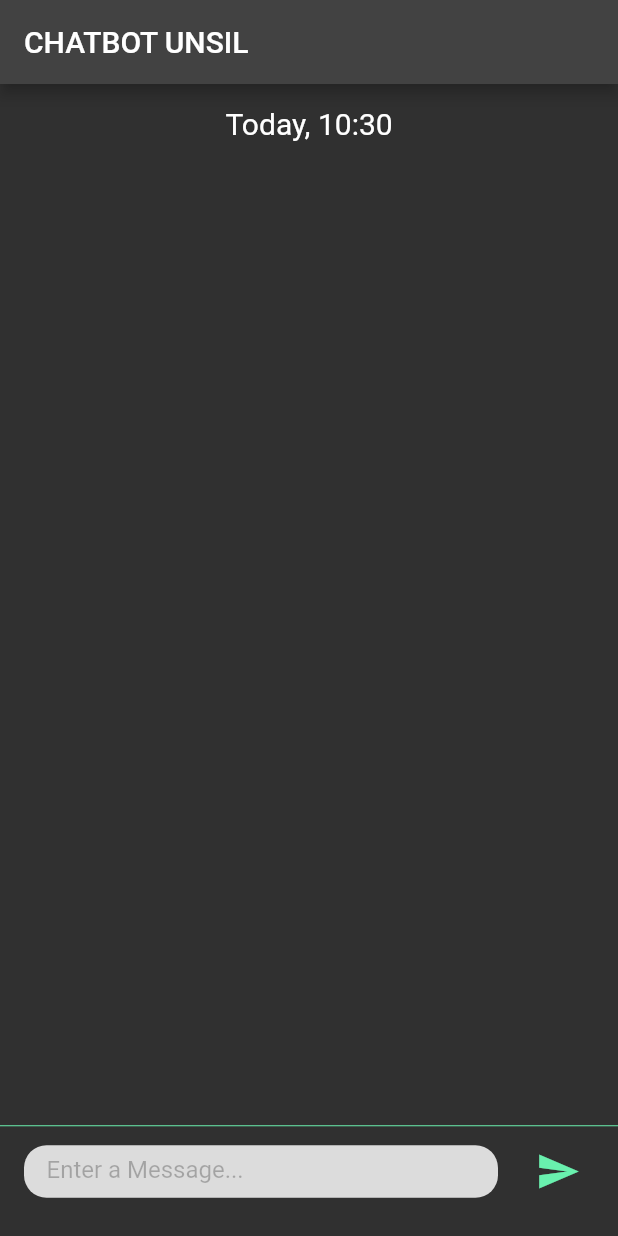
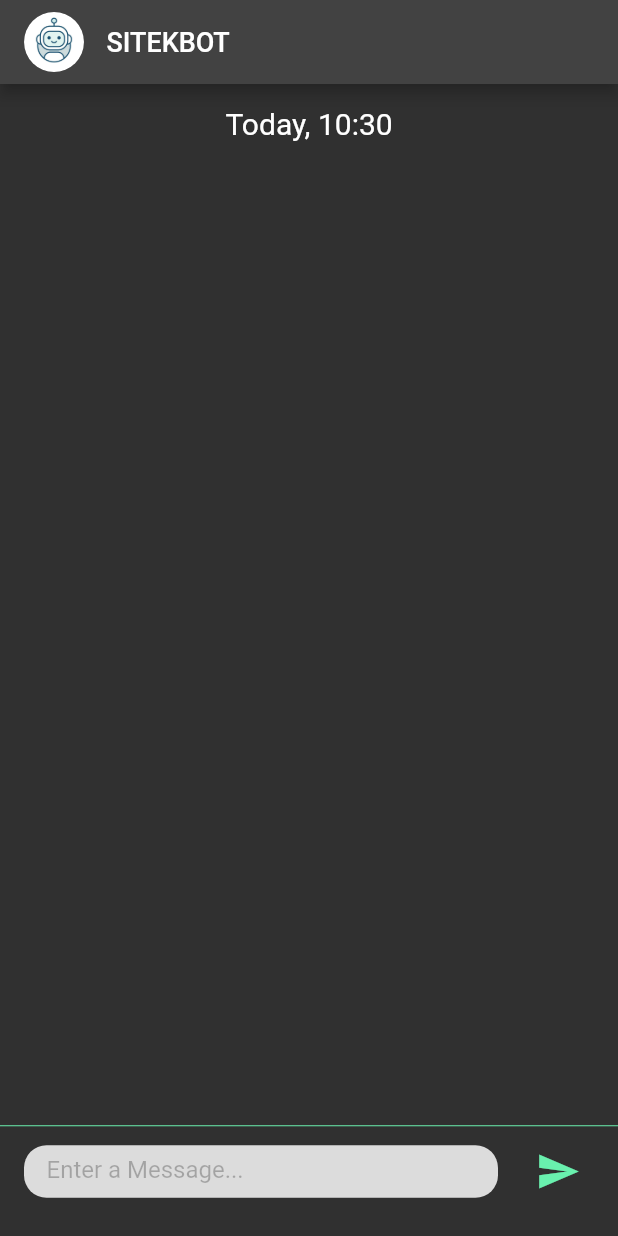
Before and after one commit to andrepangestu/unsil-chatbot, a Flutter app: the screen it shows after launch, on a phone screen of 412 x 824 dp. Run offline on Flutter 3.47's test engine with Material 2 defaults, Android fonts, the phone set to English and light mode, and no system bars; our stand-ins replace bubble; missing offline and left inert: dialog_flowtter, linkable.

Commit message:
- ganti logo - ganti appBar - nambah file contstans.dart

```diff
--- a/lib/components/chat.dart
+++ b/lib/components/chat.dart
@@ -11,6 +11,7 @@ class Chat extends StatefulWidget {
   @override
   State<Chat> createState() => _ChatState();
 }
+
 
 class _ChatState extends State<Chat> {
 
--- a/lib/main.dart
+++ b/lib/main.dart
@@ -85,7 +85,7 @@ class _SplashScreenState extends State<Splashscreen> {
                       Padding(
                         padding: const EdgeInsets.only(top: 20.0),
                         child: Text(
-                          "UNSIL Chatbot",
+                          "SITEKBOT",
                           style: new TextStyle(
                             color: Colors.white,
                             fontSize: 22.0,
@@ -108,7 +108,7 @@ class _SplashScreenState extends State<Splashscreen> {
                     Padding(
                       padding: EdgeInsets.only(top: 20.0),
                     ),
-                    Text("Melayani Keluhan Anda",
+                    Text("Melayani Kebutuhan Informasi",
                       style: TextStyle(
                         fontWeight: FontWeight.bold,
                         fontSize: 16.0,
--- a/lib/screens/chatbot_screen.dart
+++ b/lib/screens/chatbot_screen.dart
@@ -1,4 +1,5 @@
 import 'package:chatbot_unsil/components/chat.dart';
+import 'package:chatbot_unsil/constans.dart';
 import 'package:dialog_flowtter/dialog_flowtter.dart';
 import 'package:flutter/material.dart';
 import 'package:intl/intl.dart';
@@ -29,7 +30,22 @@ class _ChatbotScreenState extends State<ChatbotScreen> {
   Widget build(BuildContext context) {
     return Scaffold(
       appBar: AppBar(
-        title: Text("CHATBOT UNSIL"),
+        title: Row(
+          children: [
+            CircleAvatar(
+              backgroundImage: AssetImage("assets/image/robot.jpg"),
+            ),
+            SizedBox(width: kDefaultPadding * 0.75,),
+            Column(
+              children: [
+                Text(
+                  "SITEKBOT",
+                  style: TextStyle(fontSize: 18),
+                )
+              ],
+            )
+          ],
+        ),
       ),
       body: Container(
         child: Column(
--- a/pubspec.yaml
+++ b/pubspec.yaml
@@ -76,6 +76,7 @@ flutter:
     - assets/image/robot.png
     - assets/image/robot.jpg
     - assets/image/default.jpg
+    - assets/image/LOGO-UNSIL.png
 
   # An image asset can refer to one or more resolution-specific "variants", see
   # https://flutter.dev/assets-and-images/#resolution-aware
```
Also changed, not shown: lib/constans.dart (added, +10 -0 lines), assets/image/LOGO-UNSIL.png (added), pubspec.lock.
